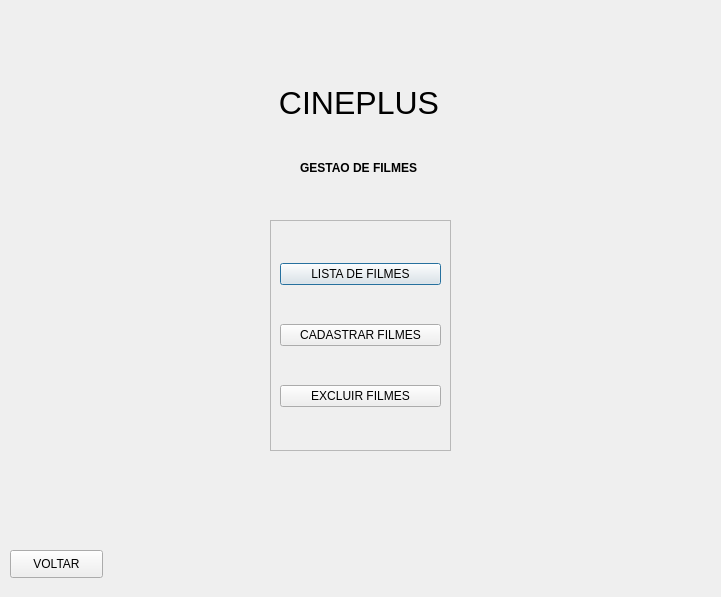
Above: TELA_GESTAO_FILMES.ui from Josmateussilva0110/PROJETO_POO before the change. Below: the same form after it.
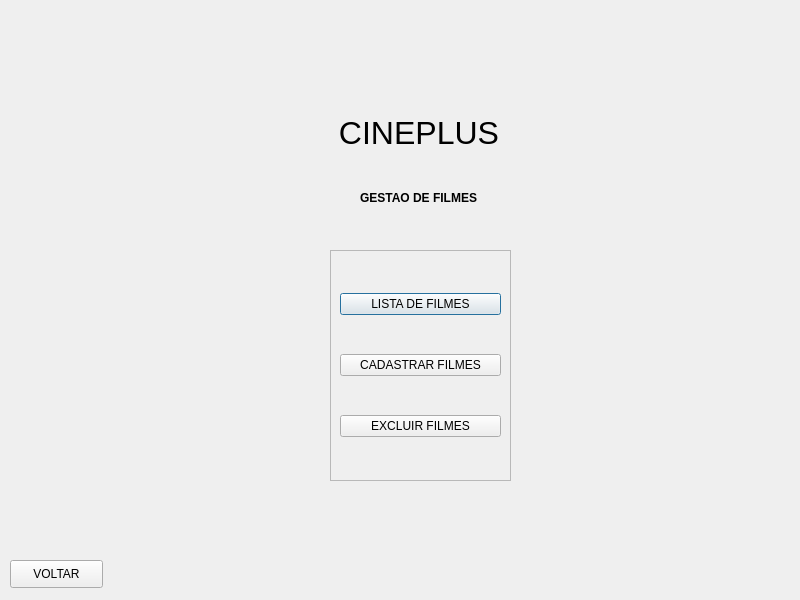
That is the form after the change.

Patch:
```diff
--- a/TELA_GESTAO_FILMES.ui
+++ b/TELA_GESTAO_FILMES.ui
@@ -6,18 +6,36 @@
    <rect>
     <x>0</x>
     <y>0</y>
-    <width>721</width>
-    <height>597</height>
+    <width>800</width>
+    <height>600</height>
    </rect>
   </property>
+  <property name="sizePolicy">
+   <sizepolicy hsizetype="Fixed" vsizetype="Fixed">
+    <horstretch>0</horstretch>
+    <verstretch>0</verstretch>
+   </sizepolicy>
+  </property>
+  <property name="minimumSize">
+   <size>
+    <width>800</width>
+    <height>600</height>
+   </size>
+  </property>
+  <property name="maximumSize">
+   <size>
+    <width>800</width>
+    <height>600</height>
+   </size>
+  </property>
   <property name="windowTitle">
    <string>Dialog</string>
   </property>
   <widget class="QLabel" name="label_2">
    <property name="geometry">
     <rect>
-     <x>300</x>
-     <y>160</y>
+     <x>360</x>
+     <y>190</y>
      <width>117</width>
      <height>16</height>
     </rect>
@@ -29,8 +47,8 @@
   <widget class="QLabel" name="label">
    <property name="geometry">
     <rect>
-     <x>270</x>
-     <y>80</y>
+     <x>330</x>
+     <y>110</y>
      <width>178</width>
      <height>48</height>
     </rect>
@@ -42,8 +60,8 @@
   <widget class="QFrame" name="frame">
    <property name="geometry">
     <rect>
-     <x>270</x>
-     <y>220</y>
+     <x>330</x>
+     <y>250</y>
      <width>181</width>
      <height>231</height>
     </rect>
@@ -85,7 +103,7 @@
    <property name="geometry">
     <rect>
      <x>10</x>
-     <y>550</y>
+     <y>560</y>
      <width>93</width>
      <height>28</height>
     </rect>
```
